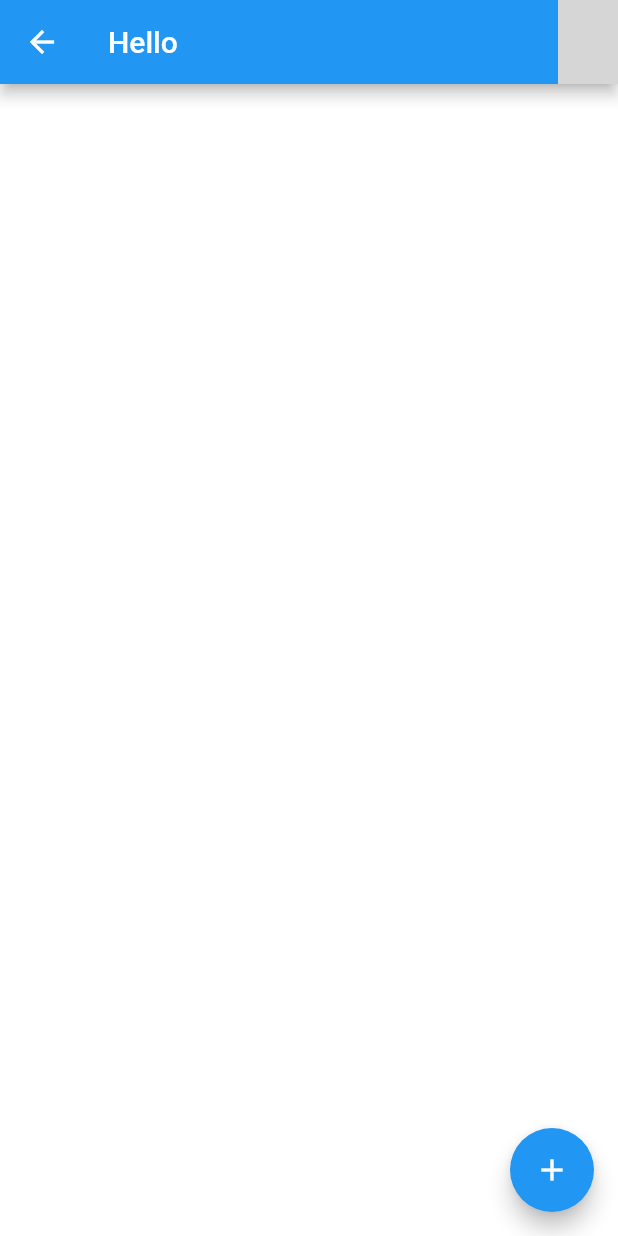
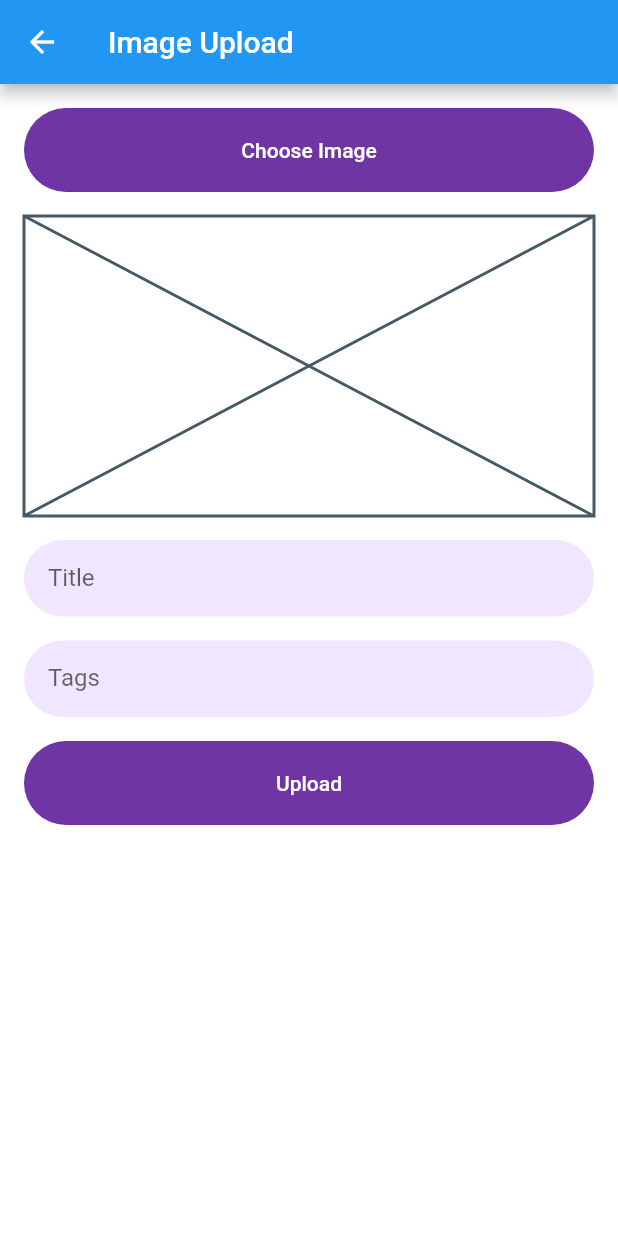
Before and after one commit to TruongAnim/meme_hub, a Flutter app: the HomeScreen screen opened by its route, after a tap on the "add" icon, on a phone screen of 412 x 824 dp. Run offline on Flutter 3.47's test engine with Material 2 defaults, Android fonts, the phone set to English and light mode, and no system bars; drawn by our look-alikes of loader_overlay; our stand-ins replace dio, flutter_spinkit, flutter_svg, fluttertoast, get, googleapis_auth and 3 more; missing offline and left inert: dart:ffi, gcloud; accounts and stored records are empty; network calls fail; grey boxes are pictures that could not be loaded.

Commit message:
add new post screen

```diff
--- a/lib/Screens/Home/home_screen.dart
+++ b/lib/Screens/Home/home_screen.dart
@@ -20,7 +20,8 @@ class _HomeScreenState extends State<HomeScreen> {
         body: Container(),
         floatingActionButton: FloatingActionButton(
           onPressed: () {
-            // Add news post
+            HomeController controller = Get.find();
+            controller.toUploadScreen();
           },
           child: Icon(Icons.add),
         ),
--- /dev/null
+++ b/lib/Screens/NewPost/new_post_screen.dart
@@ -0,0 +1,89 @@
+import 'dart:io';
+
+import 'package:flutter/material.dart';
+import 'package:flutter/services.dart';
+import 'package:get/get.dart';
+import 'package:image_picker/image_picker.dart';
+import 'package:meme_hub/controllers/upload_controller.dart';
+import 'package:meme_hub/services/cloud_service.dart';
+
+class NewPostScreen extends StatefulWidget {
+  const NewPostScreen({super.key});
+
+  @override
+  _NewPostScreenState createState() => _NewPostScreenState();
+}
+
+class _NewPostScreenState extends State<NewPostScreen> {
+  final UploadController _controller = Get.find();
+  File? _image;
+  final _picker = ImagePicker();
+  final TextEditingController _titleController = TextEditingController();
+
+  void _pickImage() async {
+    final pickedImage = await _picker.pickImage(source: ImageSource.gallery);
+
+    setState(() {
+      if (pickedImage != null) {
+        _image = File(pickedImage.path);
+      }
+    });
+  }
+
+  void _uploadImage() {
+    if (_image != null) {
+      _controller.post(_image!, _titleController.text);
+    }
+  }
+
+  @override
+  Widget build(BuildContext context) {
+    return Scaffold(
+      appBar: AppBar(
+        title: const Text('Image Upload'),
+      ),
+      body: Padding(
+        padding: const EdgeInsets.all(16.0),
+        child: Column(
+          crossAxisAlignment: CrossAxisAlignment.stretch,
+          children: [
+            ElevatedButton(
+              onPressed: _pickImage,
+              child: const Text('Choose Image'),
+            ),
+            const SizedBox(height: 16.0),
+            _image != null
+                ? Image.file(
+                    _image!,
+                    fit: BoxFit.cover,
+                    height: 200.0,
+                  )
+                : const Placeholder(
+                    fallbackHeight: 200.0,
+                  ),
+            const SizedBox(height: 16.0),
+            TextField(
+              controller: _titleController,
+              decoration: const InputDecoration(
+                labelText: 'Title',
+              ),
+            ),
+            const SizedBox(height: 16.0),
+            const TextField(
+              decoration: InputDecoration(
+                labelText: 'Tags',
+              ),
+            ),
+            const SizedBox(height: 16.0),
+            ElevatedButton(
+              onPressed: () {
+                _uploadImage();
+              },
+              child: const Text('Upload'),
+            ),
+          ],
+        ),
+      ),
+    );
+  }
+}
--- /dev/null
+++ b/lib/bindings/upload_binding.dart
@@ -0,0 +1,11 @@
+import 'package:get/get.dart';
+import 'package:meme_hub/controllers/home_controller.dart';
+import 'package:meme_hub/controllers/upload_controller.dart';
+
+class UploadBinding extends Bindings {
+  @override
+  void dependencies() {
+    // Add your dependency initialization here
+    Get.put<UploadController>(UploadController());
+  }
+}
--- a/lib/controllers/home_controller.dart
+++ b/lib/controllers/home_controller.dart
@@ -5,4 +5,8 @@ class HomeController extends GetxController {
   void toUserScreen() {
     Get.toNamed(AppRoutes.user);
   }
+
+  void toUploadScreen() {
+    Get.toNamed(AppRoutes.upload);
+  }
 }
--- /dev/null
+++ b/lib/controllers/upload_controller.dart
@@ -0,0 +1,37 @@
+import 'dart:io';
+
+import 'package:flutter/services.dart';
+import 'package:get/get.dart';
+import 'package:meme_hub/routes/app_routes.dart';
+import 'package:meme_hub/services/cloud_service.dart';
+
+class UploadController extends GetxController {
+  late CloudService api;
+  Uint8List? _imageBytes;
+  String? _imageName;
+  @override
+  void onInit() {
+    rootBundle.loadString('assets/keys/credentials.json').then((json) {
+      api = CloudService(json: json);
+    });
+    super.onInit();
+  }
+
+  Future<bool> post(File image, String title) async {
+    String imageLink = await uploadImage(image);
+    print(imageLink);
+    return true;
+  }
+
+  Future<String> uploadImage(File image) async {
+    Uint8List _imageBytes = image.readAsBytesSync();
+    String _imageName = image.path.split('/').last;
+
+    final response = await api.save(_imageName, _imageBytes);
+    return response.downloadLink.toString();
+  }
+
+  void toUserScreen() {
+    Get.toNamed(AppRoutes.user);
+  }
+}
--- a/lib/routes/app_routes.dart
+++ b/lib/routes/app_routes.dart
@@ -2,11 +2,13 @@ import 'package:get/get.dart';
 import 'package:meme_hub/Screens/Home/home_screen.dart';
 import 'package:meme_hub/Screens/Login/login_screen.dart';
 import 'package:meme_hub/Screens/Signup/signup_screen.dart';
+import 'package:meme_hub/Screens/NewPost/new_post_screen.dart';
 import 'package:meme_hub/Screens/User/user_screen.dart';
 import 'package:meme_hub/Screens/Welcome/welcome_screen.dart';
 import 'package:meme_hub/bindings/home_binding.dart';
 import 'package:meme_hub/bindings/login_binding.dart';
 import 'package:meme_hub/bindings/signup_binding.dart';
+import 'package:meme_hub/bindings/upload_binding.dart';
 import 'package:meme_hub/bindings/user_binding.dart';
 import 'package:meme_hub/bindings/welcome_binding.dart';
 
@@ -16,6 +18,7 @@ class AppRoutes {
   static const String login = '/login';
   static const String signup = '/signup';
   static const String user = '/user';
+  static const String upload = '/upload';
 
   static List<GetPage<dynamic>> pages = [
     GetPage(
@@ -34,5 +37,9 @@ class AppRoutes {
         name: AppRoutes.home, page: () => HomeScreen(), binding: HomeBinding()),
     GetPage(
         name: AppRoutes.user, page: () => UserScreen(), binding: UserBinding()),
+    GetPage(
+        name: AppRoutes.upload,
+        page: () => NewPostScreen(),
+        binding: UploadBinding()),
   ];
 }
```
